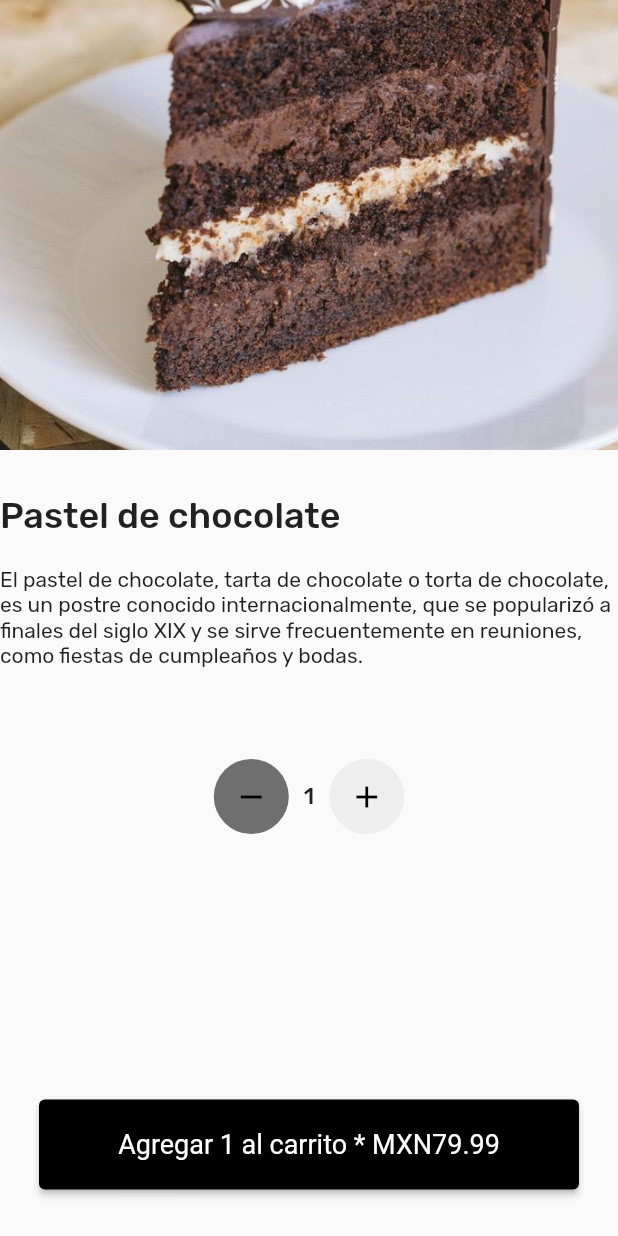
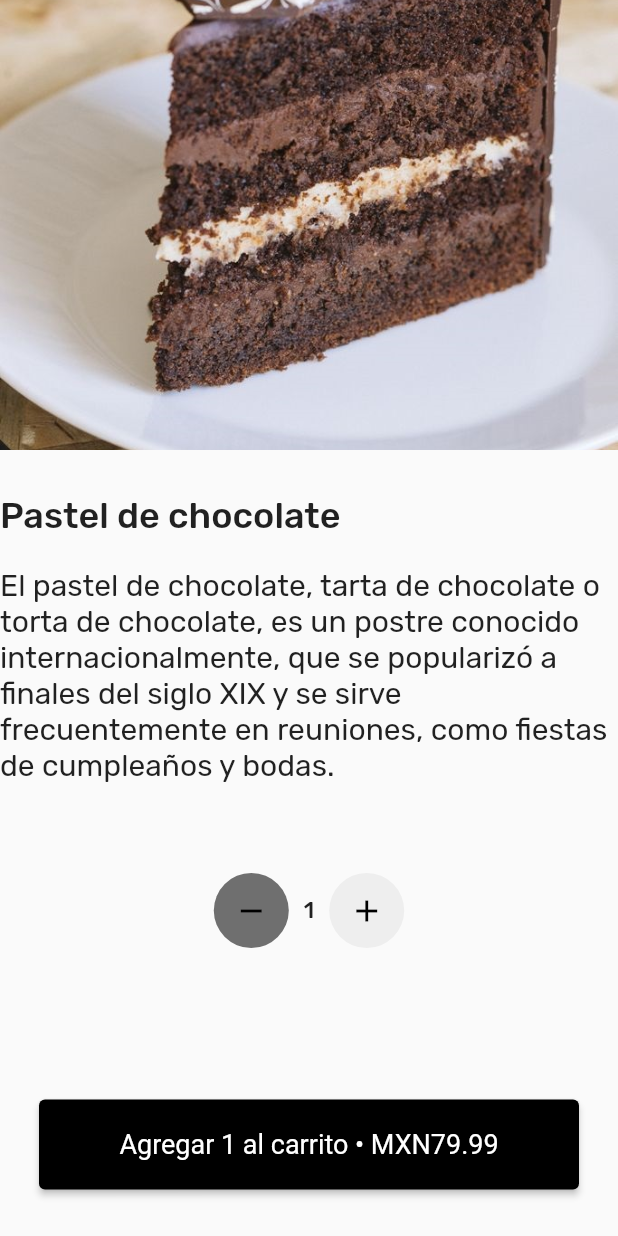
Before and after one commit to Josephglz/DeliveryApp, a Flutter app: the screen it shows after launch, after a tap on "Pastel de chocolate", on a phone screen of 412 x 824 dp. Run offline on Flutter 3.47's test engine with Material 2 defaults, Android fonts, the phone set to English and light mode, and no system bars.

Commit message:
Fix padding

```diff
--- a/lib/vistas/home.dart
+++ b/lib/vistas/home.dart
@@ -32,6 +32,7 @@ class _MyHomePageState extends State<MyHomePage> {
           ),
       ),
       body: Container(
+        padding: const EdgeInsets.only(top: 10, left: 20),
         child: SingleChildScrollView(
           child: Column(
             crossAxisAlignment: CrossAxisAlignment.start,
--- a/lib/vistas/verproducto.dart
+++ b/lib/vistas/verproducto.dart
@@ -50,7 +50,11 @@ class VerProductoState extends State<VerProducto>{
           SizedBox(
             height: 20,
           ),
-          Text(widget.descripcion
+
+          Text(widget.descripcion,
+            style: TextStyle(
+              fontSize: 20,
+            ),
           ),
 
           SizedBox(
@@ -121,7 +125,7 @@ class VerProductoState extends State<VerProducto>{
           onPressed: () {
             Navigator.pop(context);
            },
-          child: Text('Agregar ' + contador.toString() + ' al carrito * MXN' + (contador*widget.precio).toStringAsFixed(2), textAlign: TextAlign.center),
+          child: Text('Agregar ' + contador.toString() + ' al carrito • MXN' + (contador*widget.precio).toStringAsFixed(2), textAlign: TextAlign.center),
           style:
           ElevatedButton.styleFrom(
             primary: Colors.black,
```
